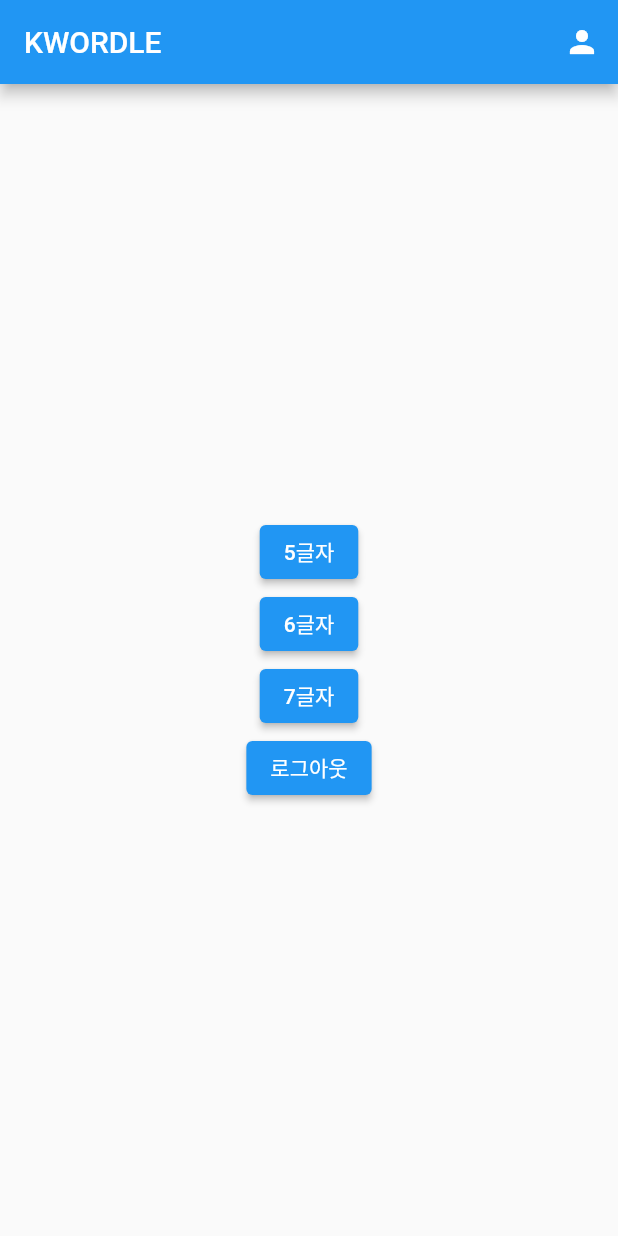
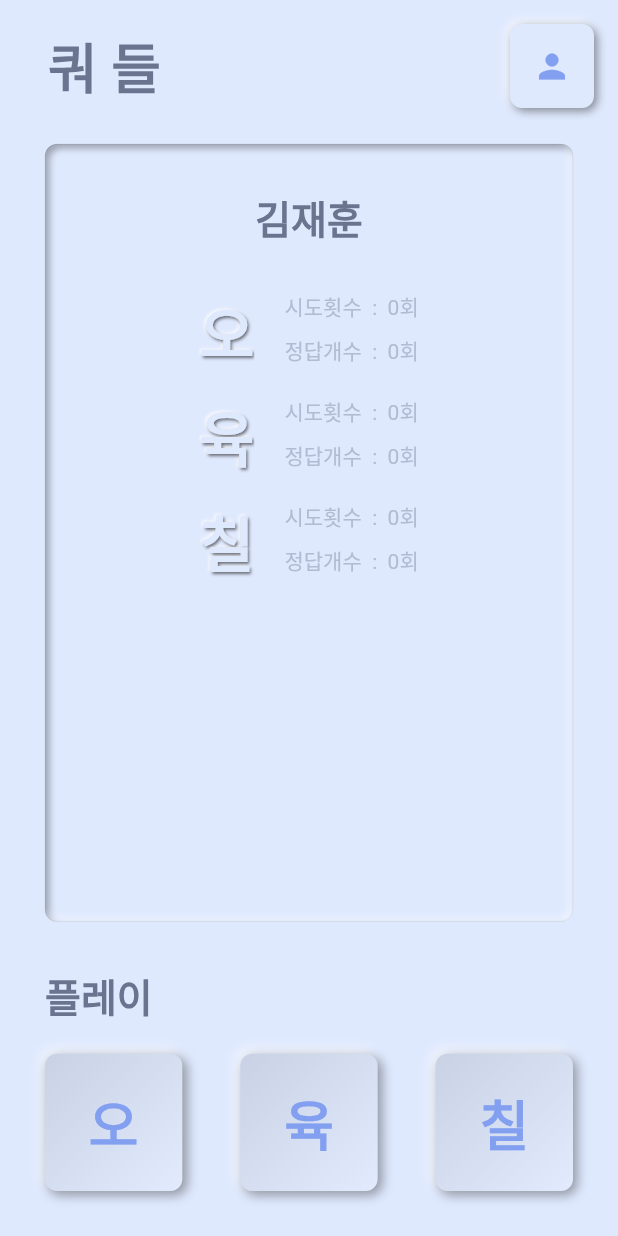
Before and after one commit to SnoopyKim/kwordle, a Flutter app: the screen it shows once a user with an empty profile is signed in, on a phone screen of 412 x 824 dp. Run offline on Flutter 3.47's test engine with Material 2 defaults, Android fonts, the phone set to English and light mode, and no system bars; drawn by our look-alikes of flutter_neumorphic; our stand-ins replace firebase_auth, firebase_core, firebase_database, google_sign_in; accounts and stored records are empty.

Commit message:
뉴모피즘 라이브러리로 대체 & 메인화면 디자인 적용

```diff
--- a/lib/main.dart
+++ b/lib/main.dart
@@ -2,9 +2,11 @@ import 'dart:developer';
 
 import 'package:firebase_core/firebase_core.dart';
 import 'package:flutter/material.dart';
+import 'package:flutter_neumorphic/flutter_neumorphic.dart';
 import 'package:kwordle/providers/auth_provider.dart';
 import 'package:kwordle/ui/screens/main_screen.dart';
 import 'package:kwordle/ui/screens/sign_in_screen.dart';
+import 'package:kwordle/utils/theme_utils.dart';
 import 'package:provider/provider.dart';
 
 Future<void> main() async {
@@ -18,9 +20,13 @@ class MyApp extends StatelessWidget {
 
   @override
   Widget build(BuildContext context) {
-    return MaterialApp(
+    return NeumorphicApp(
         debugShowCheckedModeBanner: false,
         title: 'KWORDLE',
+        theme: NeumorphicThemeData(
+          baseColor: ThemeUtils.neumorphismColor,
+          lightSource: LightSource.topLeft,
+        ),
         home: MultiProvider(
           providers: [
             ChangeNotifierProvider(create: (_) => AuthProvider()..listen())
--- a/lib/ui/dialogs/user.dart
+++ b/lib/ui/dialogs/user.dart
@@ -46,23 +46,27 @@ class _UserDialogState extends State<UserDialog> {
       backgroundColor: ThemeUtils.neumorphismColor,
       shape: RoundedRectangleBorder(borderRadius: BorderRadius.circular(10.0)),
       child: Container(
-        height: MediaQuery.of(context).size.height * 0.5,
+        height: MediaQuery.of(context).size.height * 0.6,
         child: Stack(
           children: [
             Padding(
               padding: const EdgeInsets.all(16.0),
+              child: Column(
+                children: [
+                  Expanded(
                     child: AnimatedSwitcher(
                       duration: const Duration(milliseconds: 300),
                       child: isLoaded
                           ? Column(
                               children: [
-                            Padding(
-                              padding:
-                                  const EdgeInsets.only(top: 8.0, bottom: 16.0),
+                                Container(
+                                  padding: const EdgeInsets.symmetric(
+                                      vertical: 8.0, horizontal: 16.0),
+                                  margin: const EdgeInsets.only(bottom: 8.0),
                                   child: Text(
                                     user!.name,
                                     style: const TextStyle(
-                                    color: ThemeUtils.textColor,
+                                        color: ThemeUtils.titleColor,
                                         fontSize: 20.0,
                                         fontWeight: FontWeight.bold,
                                         letterSpacing: 2.0),
@@ -75,10 +79,13 @@ class _UserDialogState extends State<UserDialog> {
                                         MainAxisAlignment.spaceAround,
                                     children: [
                                       _Record(
-                                      mode: GameMode.FIVE, count: user!.five),
-                                  _Record(mode: GameMode.SIX, count: user!.six),
+                                          mode: GameMode.FIVE,
+                                          count: user!.five),
                                       _Record(
-                                      mode: GameMode.SEVEN, count: user!.seven),
+                                          mode: GameMode.SIX, count: user!.six),
+                                      _Record(
+                                          mode: GameMode.SEVEN,
+                                          count: user!.seven),
                                     ],
                                   ),
                                 )
@@ -86,7 +93,11 @@ class _UserDialogState extends State<UserDialog> {
                             )
                           : const Center(
                               child: CircularProgressIndicator(
-                              color: ThemeUtils.highlightColor))),
+                                  color: ThemeUtils.highlightColor)),
+                    ),
+                  ),
+                ],
+              ),
             ),
             Align(
               alignment: Alignment.topRight,
@@ -94,7 +105,7 @@ class _UserDialogState extends State<UserDialog> {
                 splashRadius: 24.0,
                 constraints: const BoxConstraints(),
                 padding: const EdgeInsets.all(16.0),
-                icon: const Icon(Icons.close, color: ThemeUtils.textColor),
+                icon: const Icon(Icons.close, color: ThemeUtils.titleColor),
                 onPressed: () => Navigator.of(context).pop(),
               ),
             ),
@@ -170,12 +181,12 @@ class _Record extends StatelessWidget {
             children: [
               Text(
                 '시도횟수 : $count회',
-                style: const TextStyle(color: ThemeUtils.textColor),
+                style: const TextStyle(color: ThemeUtils.titleColor),
               ),
               const SizedBox(height: 10.0),
               Text(
                 '정답개수 : $count회',
-                style: const TextStyle(color: ThemeUtils.textColor),
+                style: const TextStyle(color: ThemeUtils.titleColor),
               ),
             ],
           )
--- a/lib/ui/screens/main_screen.dart
+++ b/lib/ui/screens/main_screen.dart
@@ -1,8 +1,10 @@
 import 'package:flutter/material.dart';
+import 'package:flutter_neumorphic/flutter_neumorphic.dart';
 import 'package:kwordle/providers/auth_provider.dart';
 import 'package:kwordle/ui/dialogs/user.dart';
 import 'package:kwordle/ui/screens/game_screen.dart';
 import 'package:kwordle/utils/game_utils.dart';
+import 'package:kwordle/utils/theme_utils.dart';
 import 'package:provider/provider.dart';
 
 class MainScreen extends StatelessWidget {
@@ -12,43 +14,182 @@ class MainScreen extends StatelessWidget {
   Widget build(BuildContext context) {
     String userUid = context.read<AuthProvider>().user?.uid ?? '';
     return Scaffold(
-        appBar: AppBar(title: Text('KWORDLE'), actions: [
-          IconButton(
+        backgroundColor: ThemeUtils.neumorphismColor,
+        appBar: NeumorphicAppBar(
+          title: Container(
+            height: kToolbarHeight,
+            alignment: Alignment.centerLeft,
+            child: Text('쿼 들',
+                style: TextStyle(
+                  fontSize: 36.0,
+                  fontWeight: FontWeight.bold,
+                  color: ThemeUtils.titleColor,
+                )),
+          ),
+          // centerTitle: true,
+          actions: [
+            NeumorphicButton(
+              style: NeumorphicStyle(depth: 4.0, intensity: 0.8),
+              padding: EdgeInsets.zero,
+              child: Icon(
+                Icons.person,
+                size: 26.0,
+                color: ThemeUtils.highlightColor,
+              ),
               onPressed: () => showDialog(
                   context: context,
                   builder: (_) => UserDialog(uid: userUid),
                   barrierDismissible: false),
-              splashRadius: 28.0,
-              icon: Icon(
-                Icons.person,
-                color: Colors.white,
-              ))
-        ]),
-        body: Center(
+            )
+          ],
+        ),
+        body: Padding(
+          padding: const EdgeInsets.symmetric(horizontal: 30.0),
           child: Column(
             mainAxisSize: MainAxisSize.min,
+            crossAxisAlignment: CrossAxisAlignment.start,
             children: [
-            ElevatedButton(
-                onPressed: () => navigate(context, GameMode.FIVE),
-                child: Text('5글자')),
-            ElevatedButton(
-                onPressed: () => navigate(context, GameMode.SIX),
-                child: Text('6글자')),
-            ElevatedButton(
-                onPressed: () => navigate(context, GameMode.SEVEN),
-                child: Text('7글자')),
-            ElevatedButton(
-                onPressed: () => context.read<AuthProvider>().logout(),
-                child: Text('로그아웃')),
+              Expanded(
+                child: Neumorphic(
+                  style: NeumorphicStyle(
+                      depth: -5.0,
+                      border: NeumorphicBorder(color: ThemeUtils.contentColor)),
+                  padding: const EdgeInsets.all(30.0),
+                  margin: const EdgeInsets.only(top: 8.0, bottom: 30.0),
+                  child: Column(
+                    crossAxisAlignment: CrossAxisAlignment.stretch,
+                    children: [
+                      Text(
+                        '김재훈',
+                        style: TextStyle(
+                            fontSize: 26.0,
+                            fontWeight: FontWeight.bold,
+                            color: ThemeUtils.titleColor),
+                        textAlign: TextAlign.center,
+                      ),
+                      const SizedBox(height: 20.0),
+                      _Record(mode: GameMode.FIVE, count: 0),
+                      _Record(mode: GameMode.SIX, count: 0),
+                      _Record(mode: GameMode.SEVEN, count: 0),
                     ],
-        )));
+                  ),
+                ),
+              ),
+              const Text('플레이',
+                  style: TextStyle(
+                      fontSize: 26.0,
+                      fontWeight: FontWeight.bold,
+                      color: ThemeUtils.titleColor)),
+              const SizedBox(height: 20.0),
+              Row(
+                mainAxisAlignment: MainAxisAlignment.spaceBetween,
+                children: const [
+                  _PlayButton(GameMode.FIVE),
+                  _PlayButton(GameMode.SIX),
+                  _PlayButton(GameMode.SEVEN),
+                ],
+              ),
+              const SizedBox(height: 30.0)
+            ],
+          ),
+        ));
+  }
 }
 
-  Future navigate(BuildContext context, int mode) {
-    return Navigator.push(
+class _NameContainer extends StatefulWidget {
+  _NameContainer({Key? key}) : super(key: key);
+
+  @override
+  State<_NameContainer> createState() => __NameContainerState();
+}
+
+class __NameContainerState extends State<_NameContainer> {
+  @override
+  Widget build(BuildContext context) {
+    return Container();
+  }
+}
+
+class _Record extends StatelessWidget {
+  const _Record({Key? key, required this.mode, required this.count})
+      : super(key: key);
+
+  final int mode;
+  final int count;
+
+  @override
+  Widget build(BuildContext context) {
+    return Container(
+      height: 70,
+      padding: const EdgeInsets.symmetric(vertical: 8.0),
+      alignment: Alignment.center,
+      child: Row(
+        mainAxisSize: MainAxisSize.min,
+        children: [
+          NeumorphicText(
+            GameUtils.getModeText(mode),
+            style: NeumorphicStyle(
+              depth: 2.0,
+              intensity: 1.0,
+            ),
+            textStyle: NeumorphicTextStyle(
+              fontSize: 40.0,
+              fontWeight: FontWeight.bold,
+            ),
+          ),
+          const SizedBox(width: 20.0),
+          Column(
+            mainAxisAlignment: MainAxisAlignment.center,
+            children: [
+              Text(
+                '시도횟수  :  $count회',
+                style: const TextStyle(color: ThemeUtils.contentColor),
+              ),
+              const SizedBox(height: 8.0),
+              Text(
+                '정답개수  :  $count회',
+                style: const TextStyle(color: ThemeUtils.contentColor),
+              ),
+            ],
+          )
+        ],
+      ),
+    );
+  }
+}
+
+class _PlayButton extends StatelessWidget {
+  const _PlayButton(
+    this.mode, {
+    Key? key,
+  }) : super(key: key);
+
+  final int mode;
+
+  @override
+  Widget build(BuildContext context) {
+    final double size = MediaQuery.of(context).size.width / 4.5;
+    return NeumorphicButton(
+      style: const NeumorphicStyle(depth: 5.0, shape: NeumorphicShape.concave),
+      padding: EdgeInsets.zero,
+      child: Container(
+        width: size,
+        height: size,
+        alignment: Alignment.center,
+        child: Text(
+          GameUtils.getModeText(mode),
+          style: const TextStyle(
+            color: ThemeUtils.highlightColor,
+            fontSize: 36.0,
+            fontWeight: FontWeight.bold,
+          ),
+        ),
+      ),
+      onPressed: () => Navigator.push(
           context,
           MaterialPageRoute(
             builder: (context) => GameScreen(mode: mode),
-        ));
+          )),
+    );
   }
 }
--- a/lib/utils/game_utils.dart
+++ b/lib/utils/game_utils.dart
@@ -40,4 +40,17 @@ class GameUtils {
     }
     return result;
   }
+
+  static String getModeText(int mode) {
+    switch (mode) {
+      case GameMode.FIVE:
+        return '오';
+      case GameMode.SIX:
+        return '육';
+      case GameMode.SEVEN:
+        return '칠';
+      default:
+        return '';
+    }
+  }
 }
--- a/lib/utils/theme_utils.dart
+++ b/lib/utils/theme_utils.dart
@@ -1,6 +1,12 @@
 import 'package:flutter/material.dart';
 
 class ThemeUtils {
+  static const Color backgroundColor = Color(0xffF8FCFF);
+  static const Color neumorphismColor = Color(0xffDFE9FE);
+  static const Color highlightColor = Color(0xff83A0F0);
+  static const Color titleColor = Color(0xff6B748F);
+  static const Color contentColor = Color(0xffB1BBD1);
+
   static Color? getResultColor(int? result) {
     switch (result) {
       case 0:
@@ -9,11 +15,8 @@ class ThemeUtils {
         return Colors.green;
       case 1:
         return Colors.orangeAccent;
+      default:
+        return null;
     }
   }
-
-  static const Color backgroundColor = Color(0xffF8FCFF);
-  static const Color neumorphismColor = Color(0xffE5F4FE);
-  static const Color highlightColor = Color(0xff29A8F6);
-  static const Color textColor = Color(0xff0D0D3D);
 }
--- a/pubspec.yaml
+++ b/pubspec.yaml
@@ -19,6 +19,7 @@ dependencies:
   firebase_auth: ^3.3.17
   google_sign_in: ^5.3.0
   firebase_database: ^9.0.13
+  flutter_neumorphic: ^3.0.3
 
 dev_dependencies:
   flutter_test:
```
Also changed, not shown: pubspec.lock. Lines whose indentation alone changed are shown as unchanged.
